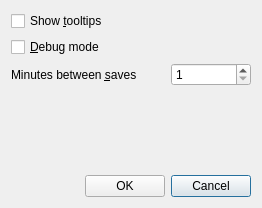
sobjornstad/clicker-quiz-manager, file designer/prefs.ui: the form before one commit.
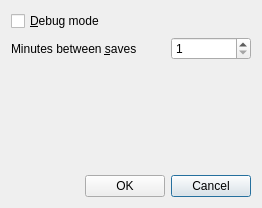
The form after the commit.

Commit message:
implement debug mode and save interval settings
Gave up on the tooltip idea, as it required installing an event filter
which I'm not sure how to do and isn't really that necessary.

Diff of the .ui file:
```diff
--- a/designer/prefs.ui
+++ b/designer/prefs.ui
@@ -14,20 +14,32 @@
    <string>Preferences</string>
   </property>
   <layout class="QGridLayout" name="gridLayout">
-   <item row="0" column="0" colspan="2">
-    <widget class="QCheckBox" name="showTooltips">
-     <property name="toolTip">
-      <string>Show tooltips for potentially confusing interface elements.</string>
-     </property>
-     <property name="text">
-      <string>Show &amp;tooltips</string>
-     </property>
-     <property name="tristate">
-      <bool>false</bool>
-     </property>
-    </widget>
-   </item>
    <item row="1" column="0" colspan="2">
+    <widget class="QLabel" name="label">
+     <property name="text">
+      <string>Minutes between &amp;saves</string>
+     </property>
+     <property name="buddy">
+      <cstring>saveInterval</cstring>
+     </property>
+    </widget>
+   </item>
+   <item row="1" column="2">
+    <widget class="QSpinBox" name="saveInterval">
+     <property name="toolTip">
+      <string>When making a change, if this many minutes have elapsed since the last save,
+CQM will save (causing a slight delay in completing the action). Changes are
+always saved on program exit.</string>
+     </property>
+     <property name="minimum">
+      <number>1</number>
+     </property>
+     <property name="maximum">
+      <number>5</number>
+     </property>
+    </widget>
+   </item>
+   <item row="0" column="0" colspan="2">
     <widget class="QCheckBox" name="debugMode">
      <property name="toolTip">
       <string>Show debug menu and functions, for use in active development.</string>
@@ -54,7 +66,7 @@
      </property>
     </widget>
    </item>
-   <item row="3" column="1">
+   <item row="2" column="1">
     <spacer name="verticalSpacer">
      <property name="orientation">
       <enum>Qt::Vertical</enum>
@@ -67,31 +79,6 @@
      </property>
     </spacer>
    </item>
-   <item row="2" column="2">
-    <widget class="QSpinBox" name="saveInterval">
-     <property name="toolTip">
-      <string>When making a change, if this many minutes have elapsed since the last save,
-CQM will save (causing a slight delay in completing the action). Changes are
-always saved on program exit.</string>
-     </property>
-     <property name="minimum">
-      <number>1</number>
-     </property>
-     <property name="maximum">
-      <number>5</number>
-     </property>
-    </widget>
-   </item>
-   <item row="2" column="0" colspan="2">
-    <widget class="QLabel" name="label">
-     <property name="text">
-      <string>Minutes between &amp;saves</string>
-     </property>
-     <property name="buddy">
-      <cstring>saveInterval</cstring>
-     </property>
-    </widget>
-   </item>
   </layout>
  </widget>
  <resources/>
```
Left out of the diff: 4 changed lines with no effect on the pictures. The commit also changes 4 other files.
